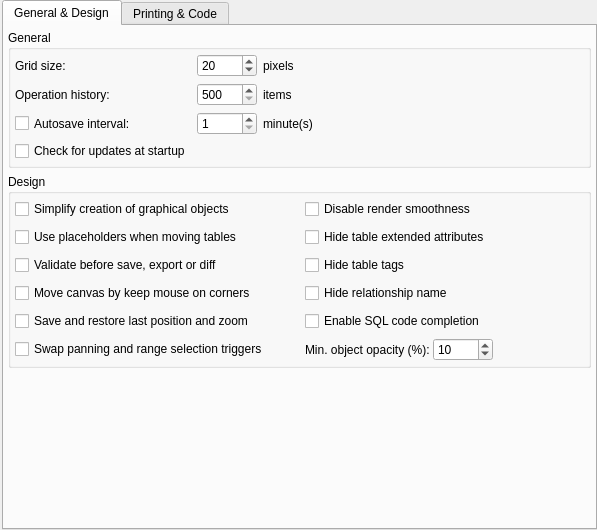
Qt form libpgmodeler_ui/ui/generalconfigwidget.ui (pgmodeler/pgmodeler) before a commit.
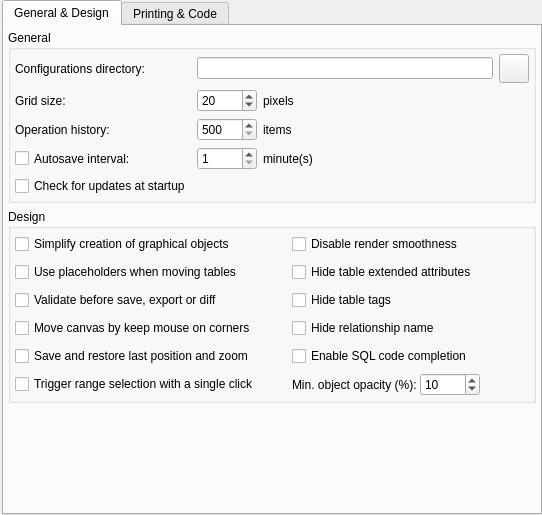
The same form after that commit. Icons and pictures are not drawn.

Commit message:
Added support to use middle button to handle panning mode (#782)
Added a more user friendly message at startup whenever a missing or
corrupted configuration file is detected. The user is now presented to a
an option to restore default settings for the problematic file.

Now any default file restored in ConfigurationForm has a backup saved
into the directory backups inside the configuration storage.

Minor improvements in GeneralConfigWidget. Added an readonly input that
exposes the path to the current user's configuration storage.

```diff
--- a/libpgmodeler_ui/ui/generalconfigwidget.ui
+++ b/libpgmodeler_ui/ui/generalconfigwidget.ui
@@ -6,8 +6,8 @@
    <rect>
     <x>0</x>
     <y>0</y>
-    <width>597</width>
-    <height>530</height>
+    <width>542</width>
+    <height>515</height>
    </rect>
   </property>
   <property name="minimumSize">
@@ -78,48 +78,7 @@
           <property name="bottomMargin">
            <number>4</number>
           </property>
-          <item row="3" column="0">
-           <widget class="QCheckBox" name="autosave_interv_chk">
-            <property name="sizePolicy">
-             <sizepolicy hsizetype="Fixed" vsizetype="Preferred">
-              <horstretch>0</horstretch>
-              <verstretch>0</verstretch>
-             </sizepolicy>
-            </property>
-            <property name="minimumSize">
-             <size>
-              <width>0</width>
-              <height>0</height>
-             </size>
-            </property>
-            <property name="toolTip">
-             <string>The opened models will be saved periodically</string>
-            </property>
-            <property name="text">
-             <string>Autosave interval:</string>
-            </property>
-           </widget>
-          </item>
-          <item row="2" column="0">
-           <widget class="QLabel" name="oplist_size_lbl">
-            <property name="sizePolicy">
-             <sizepolicy hsizetype="Fixed" vsizetype="Preferred">
-              <horstretch>0</horstretch>
-              <verstretch>0</verstretch>
-             </sizepolicy>
-            </property>
-            <property name="minimumSize">
-             <size>
-              <width>0</width>
-              <height>0</height>
-             </size>
-            </property>
-            <property name="text">
-             <string>Operation history:</string>
-            </property>
-           </widget>
-          </item>
-          <item row="3" column="1" colspan="2">
+          <item row="4" column="1" colspan="2">
            <layout class="QHBoxLayout" name="horizontalLayout_2">
             <item>
              <widget class="QSpinBox" name="autosave_interv_spb">
@@ -170,7 +129,7 @@
             </item>
            </layout>
           </item>
-          <item row="2" column="1" colspan="2">
+          <item row="3" column="1" colspan="2">
            <layout class="QHBoxLayout" name="horizontalLayout_3">
             <item>
              <widget class="QSpinBox" name="oplist_size_spb">
@@ -221,20 +180,45 @@
             </item>
            </layout>
           </item>
-          <item row="4" column="0">
-           <widget class="QCheckBox" name="check_upd_chk">
-            <property name="toolTip">
-             <string>Check if there is a new version on server</string>
+          <item row="3" column="0">
+           <widget class="QLabel" name="oplist_size_lbl">
+            <property name="sizePolicy">
+             <sizepolicy hsizetype="Fixed" vsizetype="Preferred">
+              <horstretch>0</horstretch>
+              <verstretch>0</verstretch>
+             </sizepolicy>
             </property>
+            <property name="minimumSize">
+             <size>
+              <width>0</width>
+              <height>0</height>
+             </size>
+            </property>
             <property name="text">
-             <string>Check for updates at startup</string>
+             <string>Operation history:</string>
             </property>
-            <property name="checked">
-             <bool>false</bool>
+           </widget>
+          </item>
+          <item row="2" column="0">
+           <widget class="QLabel" name="grid_size_lbl">
+            <property name="sizePolicy">
+             <sizepolicy hsizetype="Fixed" vsizetype="Preferred">
+              <horstretch>0</horstretch>
+              <verstretch>0</verstretch>
+             </sizepolicy>
             </property>
+            <property name="minimumSize">
+             <size>
+              <width>0</width>
+              <height>0</height>
+             </size>
+            </property>
+            <property name="text">
+             <string>Grid size:</string>
+            </property>
            </widget>
           </item>
-          <item row="1" column="1" colspan="2">
+          <item row="2" column="1" colspan="2">
            <layout class="QHBoxLayout" name="horizontalLayout_4">
             <item>
              <widget class="QSpinBox" name="grid_size_spb">
@@ -291,8 +275,8 @@
             </item>
            </layout>
           </item>
-          <item row="1" column="0">
-           <widget class="QLabel" name="grid_size_lbl">
+          <item row="4" column="0">
+           <widget class="QCheckBox" name="autosave_interv_chk">
             <property name="sizePolicy">
              <sizepolicy hsizetype="Fixed" vsizetype="Preferred">
               <horstretch>0</horstretch>
@@ -306,7 +290,72 @@
              </size>
             </property>
             <property name="text">
-             <string>Grid size:</string>
+             <string>Autosave interval:</string>
+            </property>
+           </widget>
+          </item>
+          <item row="6" column="0">
+           <widget class="QCheckBox" name="check_upd_chk">
+            <property name="toolTip">
+             <string>Check if there is a new version on server</string>
+            </property>
+            <property name="text">
+             <string>Check for updates at startup</string>
+            </property>
+            <property name="checked">
+             <bool>false</bool>
+            </property>
+           </widget>
+          </item>
+          <item row="0" column="0">
+           <widget class="QLabel" name="label_2">
+            <property name="text">
+             <string>Configurations directory:</string>
+            </property>
+           </widget>
+          </item>
+          <item row="0" column="1">
+           <widget class="QLineEdit" name="confs_dir_edt">
+            <property name="readOnly">
+             <bool>true</bool>
+            </property>
+           </widget>
+          </item>
+          <item row="0" column="2">
+           <widget class="QToolButton" name="open_dir_tb">
+            <property name="sizePolicy">
+             <sizepolicy hsizetype="Preferred" vsizetype="Preferred">
+              <horstretch>0</horstretch>
+              <verstretch>0</verstretch>
+             </sizepolicy>
+            </property>
+            <property name="minimumSize">
+             <size>
+              <width>0</width>
+              <height>0</height>
+             </size>
+            </property>
+            <property name="maximumSize">
+             <size>
+              <width>16777215</width>
+              <height>16777215</height>
+             </size>
+            </property>
+            <property name="toolTip">
+             <string>Open in file manager</string>
+            </property>
+            <property name="text">
+             <string/>
+            </property>
+            <property name="icon">
+             <iconset resource="../res/resources.qrc">
+              <normaloff>:/icones/icones/abrir.png</normaloff>:/icones/icones/abrir.png</iconset>
+            </property>
+            <property name="iconSize">
+             <size>
+              <width>22</width>
+              <height>22</height>
+             </size>
             </property>
            </widget>
           </item>
@@ -486,7 +535,7 @@
                <string>By default panning mode is triggered with left click and range selection with Shift + left click.</string>
               </property>
               <property name="text">
-               <string>Swap panning and range selection triggers</string>
+               <string>Trigger range selection with a single click</string>
               </property>
               <property name="checked">
                <bool>false</bool>
```
Left out of the diff: 13 changed lines with no effect on the pictures. The commit also changes 24 other files.
